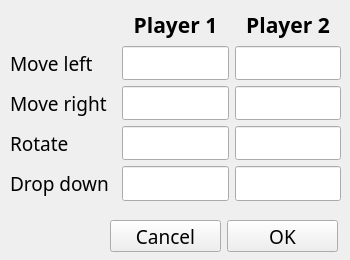
Qt form gamecontrols.ui (stfbnc/QTetris) before a commit.
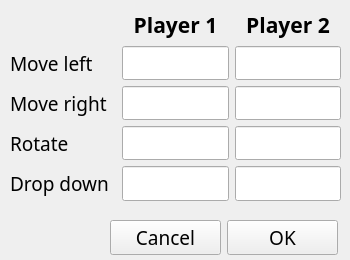
The same form after that commit.

Diff of the .ui file:
```diff
--- a/gamecontrols.ui
+++ b/gamecontrols.ui
@@ -33,7 +33,7 @@
   </property>
   <property name="font">
    <font>
-    <family>Dyuthi</family>
+    <family>Chalkboard SE</family>
     <pointsize>14</pointsize>
    </font>
   </property>
@@ -232,7 +232,7 @@
      <x>110</x>
      <y>220</y>
      <width>228</width>
-     <height>32</height>
+     <height>36</height>
     </rect>
    </property>
    <layout class="QHBoxLayout" name="horizontalLayout_6">
@@ -240,7 +240,7 @@
      <widget class="QPushButton" name="cancelButton">
       <property name="font">
        <font>
-        <family>Dyuthi</family>
+        <family>Chalkboard SE</family>
         <pointsize>14</pointsize>
        </font>
       </property>
@@ -253,7 +253,7 @@
      <widget class="QPushButton" name="okButton">
       <property name="font">
        <font>
-        <family>Dyuthi</family>
+        <family>Chalkboard SE</family>
         <pointsize>14</pointsize>
        </font>
       </property>
```
Left out of the diff: 12 changed lines with no effect on the pictures.
